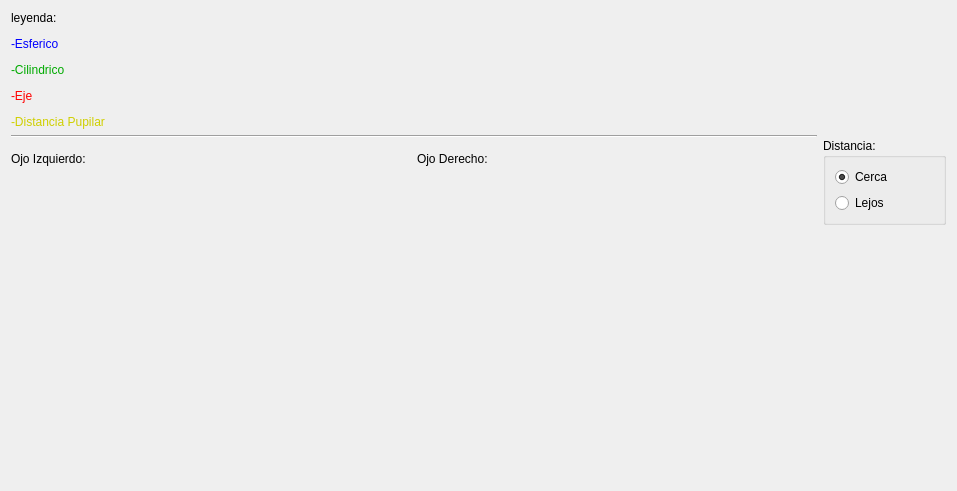
Old version of the form cliente/ui_medidas_historial.ui in the repository rodety/manager.
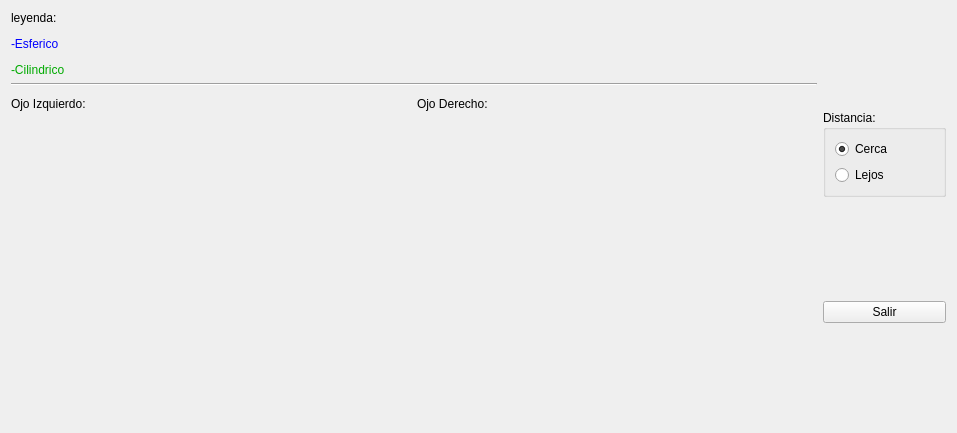
New version of the form.

```diff
--- a/cliente/ui_medidas_historial.ui
+++ b/cliente/ui_medidas_historial.ui
@@ -7,7 +7,7 @@
     <x>0</x>
     <y>0</y>
     <width>957</width>
-    <height>491</height>
+    <height>433</height>
    </rect>
   </property>
   <property name="windowTitle">
@@ -48,7 +48,7 @@
         <enum>QFrame::Plain</enum>
        </property>
        <property name="text">
-        <string>&lt;html&gt;&lt;head/&gt;&lt;body&gt;&lt;p&gt;leyenda:&lt;/p&gt;&lt;p&gt;&lt;span style=&quot; color:#0000ff;&quot;&gt;-Esferico&lt;/span&gt;&lt;/p&gt;&lt;p&gt;&lt;span style=&quot; color:#00aa00;&quot;&gt;-Cilindrico&lt;/span&gt;&lt;/p&gt;&lt;p&gt;&lt;span style=&quot; color:#ff0000;&quot;&gt;-Eje&lt;/span&gt;&lt;/p&gt;&lt;p&gt;&lt;span style=&quot; color:#cfcf00;&quot;&gt;-Distancia Pupilar&lt;/span&gt;&lt;/p&gt;&lt;/body&gt;&lt;/html&gt;</string>
+        <string>&lt;html&gt;&lt;head/&gt;&lt;body&gt;&lt;p&gt;leyenda:&lt;/p&gt;&lt;p&gt;&lt;span style=&quot; color:#0000ff;&quot;&gt;-Esferico&lt;/span&gt;&lt;/p&gt;&lt;p&gt;&lt;span style=&quot; color:#00aa00;&quot;&gt;-Cilindrico&lt;/span&gt;&lt;/p&gt;&lt;/body&gt;&lt;/html&gt;</string>
        </property>
        <property name="textFormat">
         <enum>Qt::AutoText</enum>
@@ -121,7 +121,7 @@
        </property>
       </spacer>
      </item>
-     <item row="3" column="1">
+     <item row="4" column="1">
       <spacer name="verticalSpacer">
        <property name="orientation">
         <enum>Qt::Vertical</enum>
@@ -160,6 +160,16 @@
        </layout>
       </widget>
      </item>
+     <item row="3" column="1">
+      <widget class="QPushButton" name="pushButton">
+       <property name="text">
+        <string>Salir</string>
+       </property>
+       <property name="shortcut">
+        <string>Esc</string>
+       </property>
+      </widget>
+     </item>
     </layout>
    </item>
   </layout>
```
Left out of the diff: 85 changed lines with no effect on the pictures.
